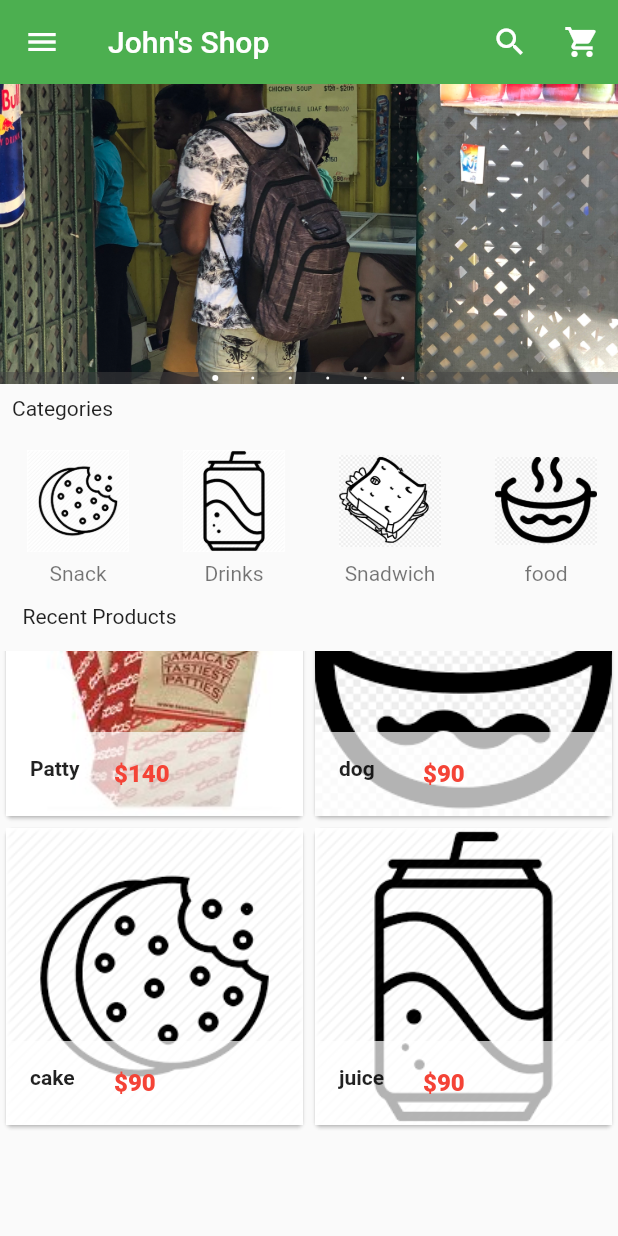
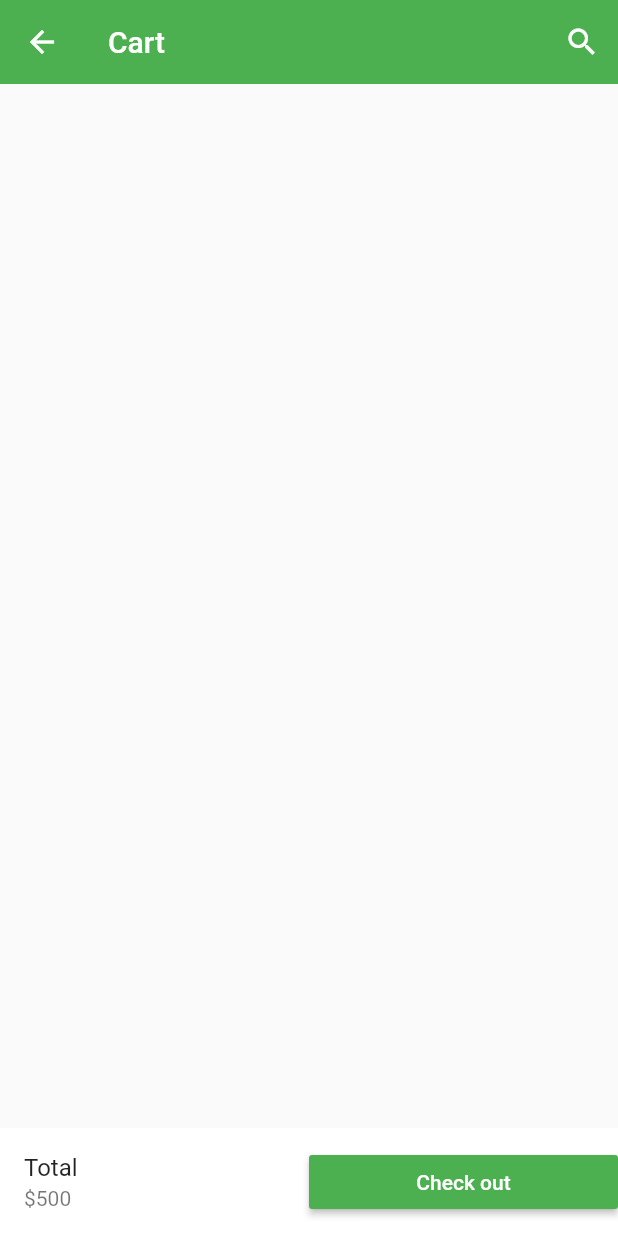
Before and after one commit to Wasivjoey/John-shop-, a Flutter app: the screen it shows after launch, scrolled down 92 dp, after a tap on the "shopping cart" icon, on a phone screen of 412 x 824 dp. Run offline on Flutter 3.47's test engine with Material 2 defaults, Android fonts, the light colour scheme and no system bars; drawn by our look-alikes of carousel_pro.

Commit message:
almost done UI

```diff
--- a/lib/main.dart
+++ b/lib/main.dart
@@ -2,6 +2,7 @@ import 'package:flutter/material.dart';
 import 'package:carousel_pro/carousel_pro.dart';
 import 'package:john_shop_mob/horizontal_list_view.dart';
 import 'package:john_shop_mob/products.dart';
+import 'package:john_shop_mob/pages/cart.dart';
 
 
 void main(){
@@ -51,7 +52,9 @@ class _HomePageState extends State<HomePage> {
         title: Text("John's Shop"),
         actions: <Widget>[
           new IconButton( icon: Icon(Icons.search, color: Colors.white,), onPressed: (){}),
-          new IconButton( icon: Icon(Icons.shopping_cart, color: Colors.white,), onPressed: (){})
+          new IconButton( icon: Icon(Icons.shopping_cart, color: Colors.white,), onPressed: (){
+             Navigator.push(context, MaterialPageRoute(builder: (context) => new Cart()));
+          })
         ],
       ),
 
@@ -84,7 +87,9 @@ class _HomePageState extends State<HomePage> {
             ),
 
             InkWell(
-              onTap: (){},
+              onTap: (){
+                 Navigator.push(context, MaterialPageRoute(builder: (context) => new Cart()));
+              },
               child: ListTile(
                 title: Text('Cart'),
                 leading: Icon(Icons.shopping_basket,color:Colors.green,),
--- /dev/null
+++ b/lib/pages/cart.dart
@@ -0,0 +1,45 @@
+import 'package:flutter/material.dart';
+
+class Cart extends StatefulWidget {
+  @override
+  _CartState createState() => _CartState();
+}
+
+class _CartState extends State<Cart> {
+  @override
+  Widget build(BuildContext context) {
+    return Scaffold(
+      appBar: new AppBar(
+        elevation: 0.0,
+        backgroundColor: Colors.green,
+        title: Text("Cart"),
+        actions: <Widget>[
+          new IconButton( icon: Icon(Icons.search, color: Colors.white,), onPressed: (){
+
+          }),
+
+        ],
+      ),
+      bottomNavigationBar: new Container(
+        color: Colors.white,
+        child: Row(
+          children: <Widget>[
+            Expanded(
+              child: ListTile(
+                title:  new Text("Total"),
+                subtitle: new Text("\$500"),
+              ) ),
+ Expanded(
+   child:  new MaterialButton(onPressed: (){},
+   child:  new Text("Check out",style: TextStyle(color: Colors.white),),
+   color: Colors.green,
+
+
+   ),
+
+ )
+        ],),
+      ),
+    );
+  }
+}
```
Also changed, not shown: lib/pages/product_details.dart (+114 -0 lines).
